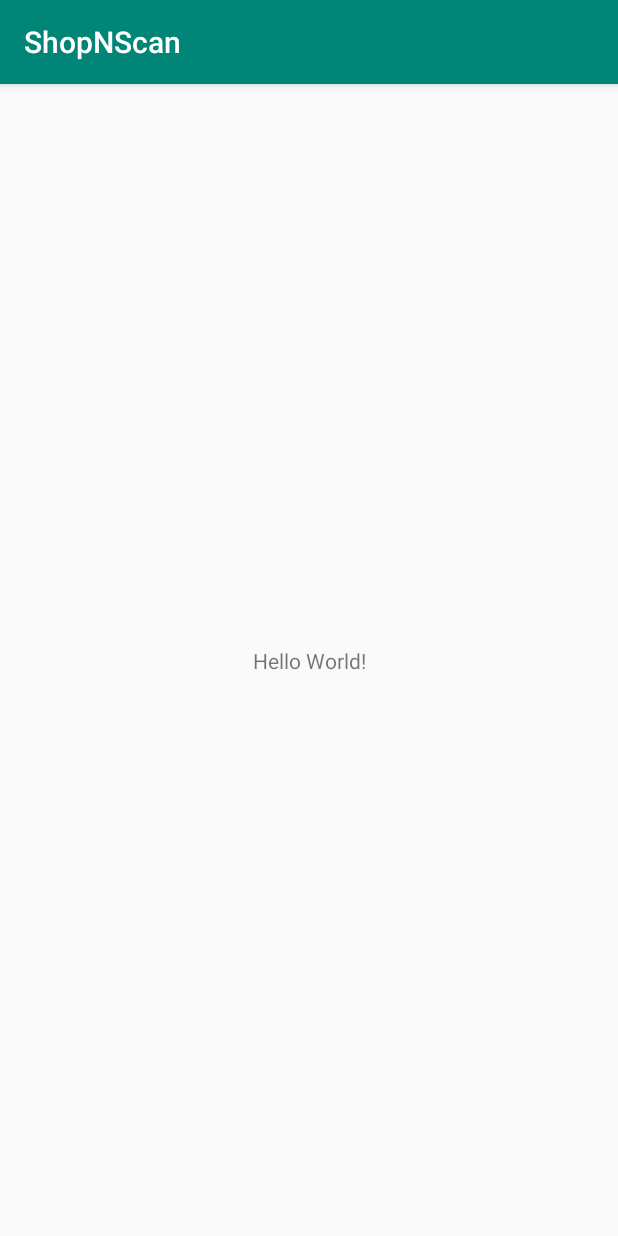
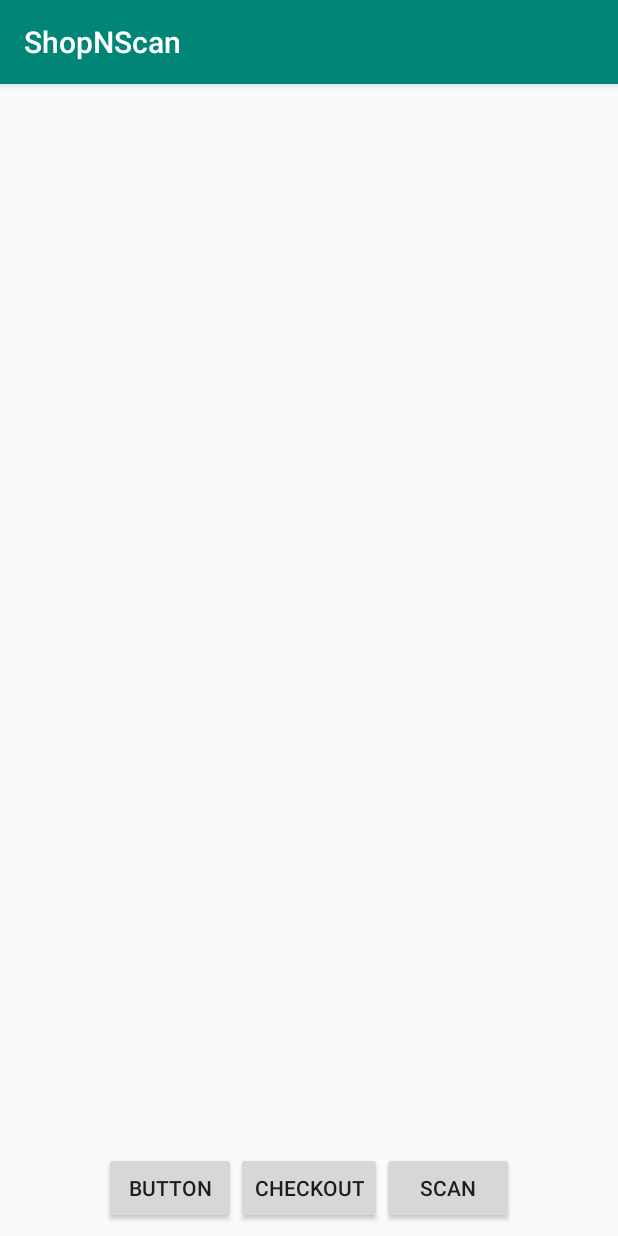
Before and after one commit to Abhishek1098/ShopNScan, an Android app: the screen it shows after launch (MainActivity), on a phone screen of 412 x 824 dp. Run offline under Robolectric (Android 15) with nearby library versions, the phone set to English and light mode, and no system bars.

Commit message:
ListView and 3 buttons added to MainActivity

```diff
--- a/app/src/main/java/com/example/shopnscan/MainActivity.java
+++ b/app/src/main/java/com/example/shopnscan/MainActivity.java
@@ -1,17 +1,24 @@
 package com.example.shopnscan;
 
+import android.graphics.Bitmap;
+import android.media.Image;
+import android.os.Bundle;
 import android.support.v7.app.AppCompatActivity;
-import android.os.Bundle;
+import android.widget.Button;
+import android.widget.ListView;
 
 public class MainActivity extends AppCompatActivity {
+
+    private ListView cartList;
+    private Button checkoutButton, scanButton;
 
     @Override
     protected void onCreate(Bundle savedInstanceState) {
         super.onCreate(savedInstanceState);
         setContentView(R.layout.activity_main);
 
-        //commit
-        //secondary
-        //hello
+        cartList = (ListView)findViewById(R.id.MainActivity_ListView_Cart);
+        checkoutButton = (Button)findViewById(R.id.MainActivity_Button_Checkout);
+        scanButton = (Button)findViewById(R.id.MainActivity_Button_Scan);
     }
 }
--- a/app/src/main/res/layout/activity_main.xml
+++ b/app/src/main/res/layout/activity_main.xml
@@ -6,13 +6,52 @@
     android:layout_height="match_parent"
     tools:context=".MainActivity">
 
-    <TextView
+    <ListView
+        android:id="@+id/MainActivity_ListView_Cart"
+        android:layout_width="0dp"
+        android:layout_height="0dp"
+        app:layout_constraintEnd_toEndOf="parent"
+        app:layout_constraintHorizontal_bias="0.0"
+        app:layout_constraintStart_toStartOf="parent"
+        app:layout_constraintTop_toTopOf="parent"
+        app:layout_constraintBottom_toTopOf="@id/MainActivity_LinearLayout_ButtonContainer"
+        app:layout_constraintVertical_bias="0.0" />
+
+    <LinearLayout
+        android:id="@+id/MainActivity_LinearLayout_ButtonContainer"
         android:layout_width="wrap_content"
         android:layout_height="wrap_content"
-        android:text="Hello World!"
+        android:layout_marginStart="8dp"
+        android:layout_marginLeft="8dp"
+        android:layout_marginTop="8dp"
+        android:layout_marginEnd="8dp"
+        android:layout_marginRight="8dp"
+        android:layout_marginBottom="8dp"
+        android:orientation="horizontal"
         app:layout_constraintBottom_toBottomOf="parent"
-        app:layout_constraintLeft_toLeftOf="parent"
-        app:layout_constraintRight_toRightOf="parent"
-        app:layout_constraintTop_toTopOf="parent" />
+        app:layout_constraintEnd_toEndOf="parent"
+        app:layout_constraintStart_toStartOf="parent"
+        app:layout_constraintTop_toBottomOf="@+id/MainActivity_ListView_Cart">
 
+        <Button
+            android:id="@+id/button3"
+            android:layout_width="wrap_content"
+            android:layout_height="wrap_content"
+            android:layout_weight="1"
+            android:text="Button" />
+
+        <Button
+            android:id="@+id/MainActivity_Button_Checkout"
+            android:layout_width="wrap_content"
+            android:layout_height="wrap_content"
+            android:layout_weight="1"
+            android:text="Checkout" />
+
+        <Button
+            android:id="@+id/MainActivity_Button_Scan"
+            android:layout_width="wrap_content"
+            android:layout_height="wrap_content"
+            android:layout_weight="1"
+            android:text="Scan" />
+    </LinearLayout>
 </android.support.constraint.ConstraintLayout>
```
